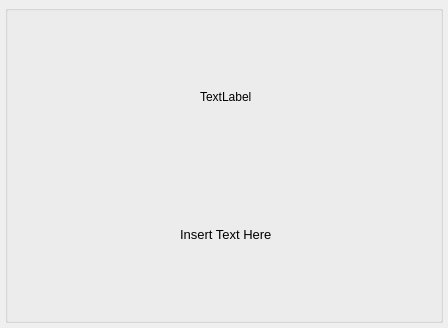
First picture: the form in PDFPreview/gui/ui_about.ui, repository FlyBoy8869/PDFPreview, before the edit.
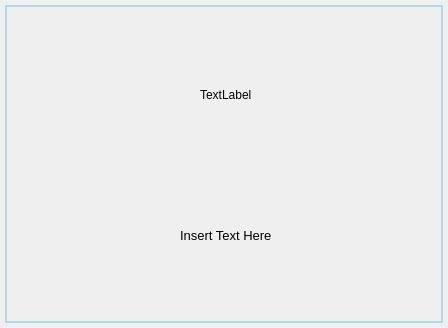
Second picture: the form after the edit.

Commit message: Add color to the About dialog border making it more visible in dark mode.

Patch:
```diff
--- a/PDFPreview/gui/ui_about.ui
+++ b/PDFPreview/gui/ui_about.ui
@@ -13,6 +13,13 @@
   <property name="windowTitle">
    <string>About</string>
   </property>
+  <property name="styleSheet">
+   <string notr="true">QGroupBox {
+	border-width: 2px;
+	border-style: solid;
+	border-color: lightblue;
+}</string>
+  </property>
   <layout class="QVBoxLayout" name="verticalLayout_3">
    <property name="leftMargin">
     <number>5</number>
```
